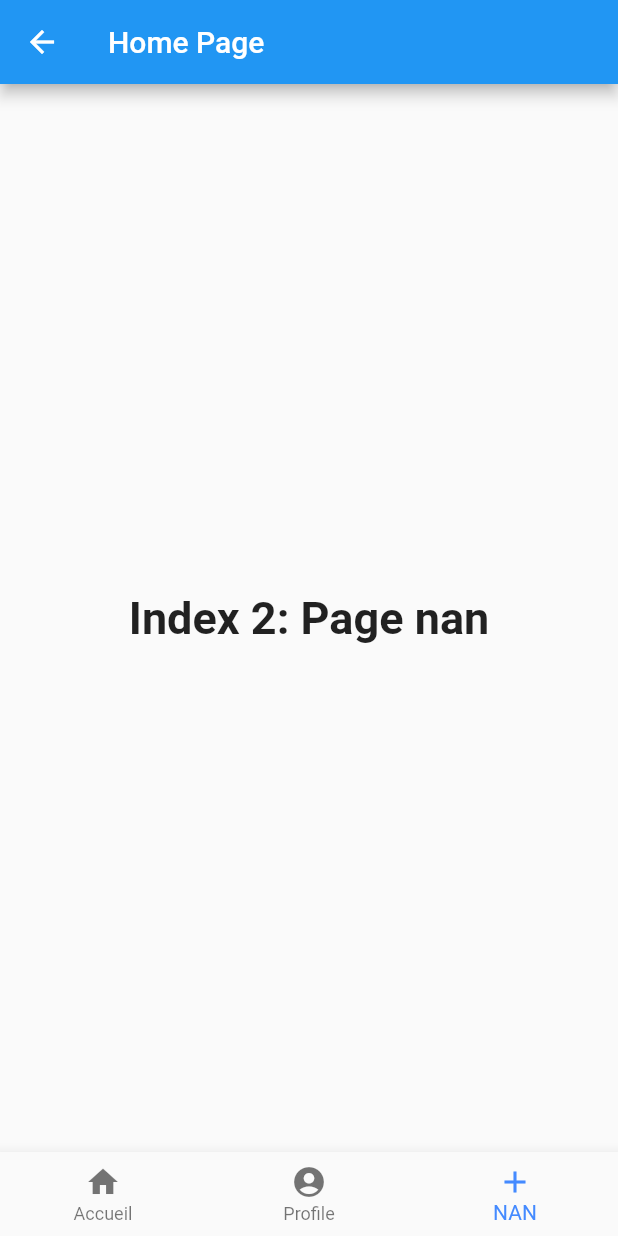
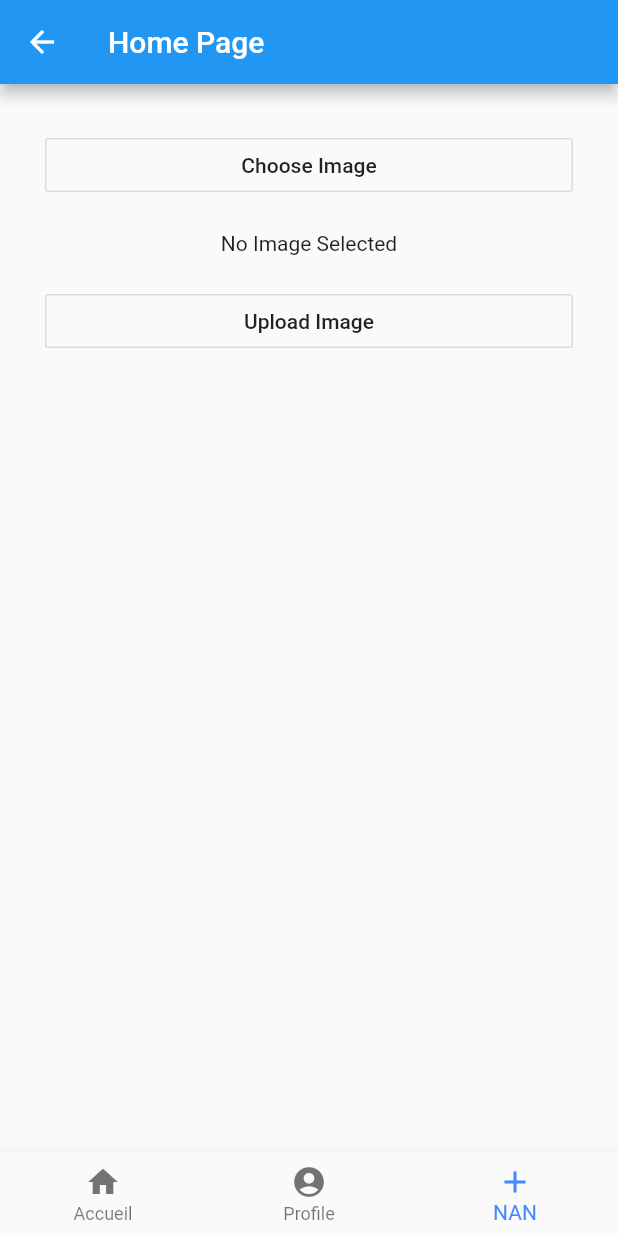
Before and after one commit to YacineBenjaddi/UIR, a Flutter app: the homepage screen opened directly, item 3 of the bottom bar chosen, on a phone screen of 412 x 824 dp. Run offline on Flutter 3.47's test engine with Material 2 defaults, Android fonts, the phone set to English and light mode, and no system bars; our stand-ins replace carousel_slider, google_maps_flutter, image_picker, sliding_up_panel; missing offline and left inert: mailer; network calls fail.

```diff
--- a/LoisirProj/lib/controller/utilities/ApiUrl.dart
+++ b/LoisirProj/lib/controller/utilities/ApiUrl.dart
@@ -1,5 +1,5 @@
 class ApiUrl{
-  static String url="http://192.168.1.100/";
+  static String url="http://192.168.1.12/";
 
   static String submit = url+'Test/submit.php';
   static String validate = url+'Test/validate.php';
@@ -14,6 +14,16 @@ class ApiUrl{
   static String add = url+'Test/CommentDB.php';
   static String getLoisir = url+'Test/getLoisir.php';
   static String getAllLoisir = url+'Test/getAllLoisir.php';
+  static String uploadImage = url+'Test/uploadimage.php';
+  static String getPhotosTerrains = url+'Test/getPhotosTerrains.php';
+
+
+
+  //Images Folder
+  static String imagesTerrain = url+'Test/images/Terrains/';
+  static String imagesProfiles = url+'Test/images/Profiles/';
+
+
 
   static const CREATE_TABLE_ACTION = 'CREATE_TABLE';
   static const GET_ALL_ACTION = 'GET_ALL';
--- a/LoisirProj/lib/homepage.dart
+++ b/LoisirProj/lib/homepage.dart
@@ -1,5 +1,6 @@
 import 'dart:async';
 import 'package:LoisirProj/model/Loisir.dart';
+import 'package:LoisirProj/test.dart';
 import 'package:LoisirProj/view/profile.dart';
 import 'package:flutter/material.dart';
 import 'package:google_maps_flutter/google_maps_flutter.dart';
@@ -137,10 +138,7 @@ class homepageState extends State<homepage> {
 
 
      ProfilePage(email:widget.email),
-      Text(
-        'Index 2: Page nan',
-        style: optionStyle,
-      ),
+      MyHomePage(email:widget.email),
     ];
     return new Scaffold(
       body:Center(
--- a/LoisirProj/lib/test.dart
+++ b/LoisirProj/lib/test.dart
@@ -1,80 +1,145 @@
-import 'package:LoisirProj/model/Loisir.dart';
+import 'dart:async';
+import 'dart:convert';
+import 'dart:io';
+
+import 'package:LoisirProj/controller/utilities/ApiUrl.dart';
+import 'package:async/async.dart';
 import 'package:flutter/material.dart';
-import 'package:toast/toast.dart';
-import 'controller/utilities/ApiUrl.dart';
-import 'dart:convert';
+import 'package:image_picker/image_picker.dart';
 import 'package:http/http.dart' as http;
+import 'package:path/path.dart';
+
+import 'package:path_provider/path_provider.dart';
+import 'package:image/image.dart' as Img;
+
+import 'dart:math' as Math;
 
 
 
-class LoisirPage extends StatefulWidget {
-  final String id_loisir;
+class MyHomePage extends StatefulWidget {
+  String email;
 
-  LoisirPage({this.id_loisir});
+  MyHomePage({this.email});
 
   @override
-  _LoisirPage createState() => _LoisirPage();
+  MyHomePageState createState() => MyHomePageState();
 }
 
-class _LoisirPage extends State<LoisirPage> {
-  var id_loisir,nom,description,latitude,longitude;
+class MyHomePageState extends State<MyHomePage> {
+  //
+  static final String uploadEndPoint =
+      ApiUrl.uploadImage;
+  Future<File> file;
+  String status = '';
+  String base64Image;
+  File tmpFile;
+  String errMessage = 'Error Uploading Image';
 
-  @override
-  void initState(){
-    id_loisir=widget.id_loisir;
-    nom="";
-    description="";
-    latitude="";
-    longitude="";
-    _getOneLoisir();
-
+  chooseImage() {
+    setState(() {
+      file = ImagePicker.pickImage(source: ImageSource.gallery);
+    });
+    setStatus('');
   }
 
-  Future<List<Loisir>> _getOneLoisir() async {
-    var msg = "";
-    print("getOneLoisir $id_loisir");
-    final response = await http.post(ApiUrl.getLoisir, body: {
-      "id_loisir": id_loisir,
+  setStatus(String message) {
+    setState(() {
+      status = message;
     });
-    var dataloisir = json.decode(response.body);
+  }
 
+  startUpload() {
+    setStatus('Uploading Image...');
+    if (null == tmpFile) {
+      setStatus(errMessage);
+      return;
+    }
+    String fileName = tmpFile.path.split('/').last;
+    upload(fileName);
+  }
 
+  upload(String fileName) {
+    http.post(uploadEndPoint, body: {
+      "image": base64Image,
+      "name": fileName,
+      "email":widget.email,
+    }).then((result) {
+      setStatus(result.statusCode == 200 ? result.body : errMessage);
+    }).catchError((error) {
+      setStatus(error);
+    });
+  }
 
-    if (dataloisir.length == 0) {
-      setState(() {
-        msg = "loisir not found";
-      });
-    }
-
-    if (dataloisir.length > 0) {
-      setState(() {
-        print(dataloisir);
-        id_loisir = dataloisir[0]['id_loisir'];
-        nom = dataloisir[0]['nom'];
-        description = dataloisir[0]['description'];
-        latitude = dataloisir[0]['latitude'];
-        longitude = dataloisir[0]['longitude'];
-      });
-    }
-    return dataloisir;
+  Widget showImage() {
+    return FutureBuilder<File>(
+      future: file,
+      builder: (BuildContext context, AsyncSnapshot<File> snapshot) {
+        if (snapshot.connectionState == ConnectionState.done &&
+            null != snapshot.data) {
+          tmpFile = snapshot.data;
+          base64Image = base64Encode(snapshot.data.readAsBytesSync());
+          return Flexible(
+            child: Image.file(
+              snapshot.data,
+              fit: BoxFit.fill,
+            ),
+          );
+        } else if (null != snapshot.error) {
+          return const Text(
+            'Error Picking Image',
+            textAlign: TextAlign.center,
+          );
+        } else {
+          return const Text(
+            'No Image Selected',
+            textAlign: TextAlign.center,
+          );
+        }
+      },
+    );
   }
 
   @override
   Widget build(BuildContext context) {
     return Scaffold(
-      appBar: AppBar(
-        title: Text('Text '),
-      ),
-      body: Center(
-        child: MaterialButton(
-          color: Colors.purple,
-          child: Text('$nom and $description and $longitude and $latitude'),
+      body: Container(
+        padding: EdgeInsets.all(30.0),
+        child: Column(
+          crossAxisAlignment: CrossAxisAlignment.stretch,
+          children: <Widget>[
+            OutlineButton(
+              onPressed: chooseImage,
+              child: Text('Choose Image'),
+            ),
+            SizedBox(
+              height: 20.0,
+            ),
+            showImage(),
+            SizedBox(
+              height: 20.0,
+            ),
+            OutlineButton(
+              onPressed: startUpload,
+              child: Text('Upload Image'),
+            ),
+            SizedBox(
+              height: 20.0,
+            ),
+            Text(
+              status,
+              textAlign: TextAlign.center,
+              style: TextStyle(
+                color: Colors.green,
+                fontWeight: FontWeight.w500,
+                fontSize: 20.0,
+              ),
+            ),
+            SizedBox(
+              height: 20.0,
+            ),
+          ],
         ),
       ),
     );
   }
-
-  void showToast(String msg, {int duration, int gravity}){
-    Toast.show(msg, context,duration: duration,gravity: gravity);
-  }
 }
--- a/LoisirProj/pubspec.yaml
+++ b/LoisirProj/pubspec.yaml
@@ -25,6 +25,9 @@ dependencies:
   mailer: ^3.2.1
   http: ^0.12.2
   toast: ^0.1.5
+  image_picker: ^0.6.0+9
+  path_provider: "^0.4.1"
+  image: "^2.0.4"
   flutter:
     sdk: flutter
   sliding_up_panel: ^1.0.0
```
Also changed, not shown: LoisirProj/lib/model/Photo.dart (added, +14 -0 lines), LoisirProj/lib/model/User.dart (+5 -3 lines), LoisirProj/lib/view/info.dart (+35 -8 lines), LoisirProj/lib/view/profile.dart (+7 -4 lines), LoisirProj/lib/main.dart (line endings or trailing spaces), LoisirProj/pubspec.lock.
